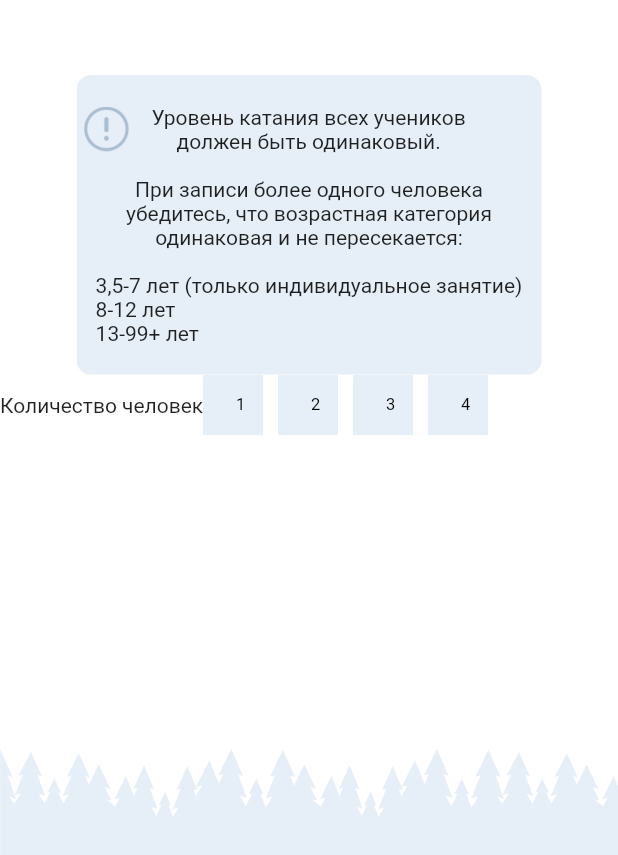
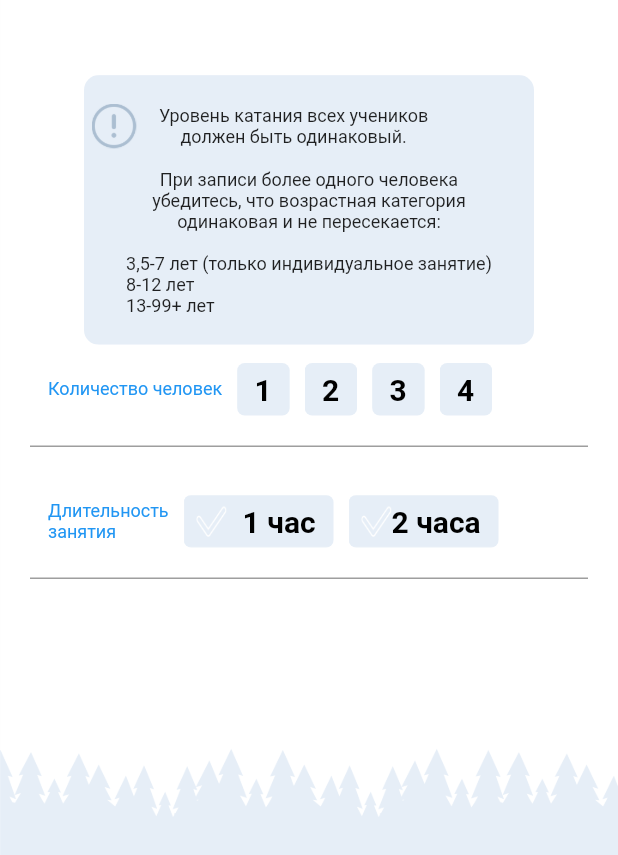
Before and after one commit to Impulseone/AcademGora, a Flutter app: the RegistrationParametersScreen screen opened directly, on a phone screen of 412 x 824 dp. Shown: the top 855 px of the screen. Run offline on Flutter 3.47's test engine with Material 2 defaults, Android fonts, the phone set to English and light mode, and no system bars; our stand-ins replace carousel_slider, expandable, flutter_calendar_carousel, pin_input_text_field; project files that could hold a hidden picture were left out.

Commit message:
select duration of scating widget completed

```diff
--- a/academ_gora/lib/main.dart
+++ b/academ_gora/lib/main.dart
@@ -14,6 +14,6 @@ class MyApp extends StatelessWidget {
         theme: ThemeData(
           primarySwatch: Colors.blue,
         ),
-        home: InstructorsListScreen());
+        home: RegistrationParametersScreen());
   }
 }
--- /dev/null
+++ b/academ_gora/lib/screens/registration/helpers_widgets/horizontal_divider.dart
@@ -0,0 +1,9 @@
+import 'package:flutter/material.dart';
+
+Widget horizontalDivider() {
+  return Container(
+    color: Colors.grey,
+    height: 1,
+    margin: EdgeInsets.only(left: 20, right: 20, top: 20, bottom: 20),
+  );
+}
--- /dev/null
+++ b/academ_gora/lib/screens/registration/helpers_widgets/reg_parameters/select_duration_widget.dart
@@ -0,0 +1,96 @@
+import 'package:academ_gora/screens/registration/registration_parameters_screen.dart';
+import 'package:academ_gora/screens/registration/registration_to_instructor_screen.dart';
+import 'package:flutter/material.dart';
+
+class SelectDurationWidget extends StatefulWidget {
+  final int selectedDuration;
+  final RegistrationParametersScreenState registrationParametersScreenState;
+
+  const SelectDurationWidget(
+      this.selectedDuration, this.registrationParametersScreenState,
+      {Key key})
+      : super(key: key);
+
+  @override
+  _SelectDurationWidgetState createState() =>
+      _SelectDurationWidgetState(selectedDuration);
+}
+
+class _SelectDurationWidgetState extends State<SelectDurationWidget> {
+  int _selectedDuration;
+
+  _SelectDurationWidgetState(this._selectedDuration);
+
+  @override
+  Widget build(BuildContext context) {
+    return Row(
+      children: [
+        _peoplesCountWidget(),
+        _countButtons(),
+      ],
+    );
+  }
+
+  Widget _peoplesCountWidget() {
+    return Container(
+        margin: EdgeInsets.only(left: 27),
+        child: Text(
+          "Длительность\nзанятия",
+          style: TextStyle(fontSize: 12, color: Colors.blue),
+        ));
+  }
+
+  Widget _countButtons() {
+    return Container(
+        margin: EdgeInsets.only(left: 10),
+        child: Row(
+          mainAxisAlignment: MainAxisAlignment.center,
+          children: [
+            _countButton(0),
+            _countButton(1, leftMargin: 10),
+          ],
+        ));
+  }
+
+  Widget _countButton(int which, {double leftMargin = 0}) {
+    return Container(
+      margin: EdgeInsets.only(left: leftMargin),
+      child: GestureDetector(
+        onTap: () => _selectCount(which),
+        child: Container(
+          decoration: BoxDecoration(
+            borderRadius: BorderRadius.all(Radius.circular(5)),
+            image: DecorationImage(
+                image: AssetImage(_createBackgroundOfCountButton(which)),
+                fit: BoxFit.fill),
+          ),
+          height: 35,
+          width: 100,
+          padding: EdgeInsets.only(right: 12),
+          alignment: Alignment.centerRight,
+          child: Text(
+            which == 0 ? "1 час" : "2 часа",
+            style: TextStyle(
+                fontSize: 20,
+                fontWeight: FontWeight.bold,
+                color: which == _selectedDuration ? Colors.white : Colors.black),
+          ),
+        ),
+      ),
+    );
+  }
+
+  void _selectCount(int which) {
+    _selectedDuration = which;
+    widget.registrationParametersScreenState.setState(() {
+      widget.registrationParametersScreenState.selectedDuration = _selectedDuration;
+    });
+    setState(() {});
+  }
+
+  String _createBackgroundOfCountButton(int which) {
+    return which == _selectedDuration
+        ? "assets/registration_to_instructor/3_e2.png"
+        : "assets/registration_to_instructor/3_e1.png";
+  }
+}
--- a/academ_gora/lib/screens/registration/helpers_widgets/reg_parameters/select_people_count.dart
+++ b/academ_gora/lib/screens/registration/helpers_widgets/reg_parameters/select_people_count_widget.dart
@@ -32,13 +32,18 @@ class _SelectPeopleCountWidgetState extends State<SelectPeopleCountWidget> {
   }
 
   Widget _peoplesCountWidget() {
-    return Row(
-      children: [Text("Количество человек")],
-    );
+    return Container(
+        margin: EdgeInsets.only(left: 27),
+        child: Text(
+          "Количество человек",
+          style: TextStyle(fontSize: 12, color: Colors.blue),
+        ));
   }
 
   Widget _countButtons() {
-    return Row(
+    return Container(
+        margin: EdgeInsets.only(left: 10),
+        child: Row(
           mainAxisAlignment: MainAxisAlignment.center,
           children: [
             _countButton(0),
@@ -46,7 +51,7 @@ class _SelectPeopleCountWidgetState extends State<SelectPeopleCountWidget> {
             _countButton(2, leftMargin: 10),
             _countButton(3, leftMargin: 10)
           ],
-    );
+        ));
   }
 
   Widget _countButton(int which, {double leftMargin = 0}) {
@@ -56,18 +61,20 @@ class _SelectPeopleCountWidgetState extends State<SelectPeopleCountWidget> {
         onTap: () => _selectCount(which),
         child: Container(
           decoration: BoxDecoration(
+            borderRadius: BorderRadius.all(Radius.circular(5)),
             image: DecorationImage(
-                image: AssetImage(_createBackgroundOfKindOfSportButton(which)),
+                image: AssetImage(_createBackgroundOfCountButton(which)),
                 fit: BoxFit.fill),
           ),
-          height: 40,
-          width: 40,
+          height: 35,
+          width: 35,
           padding: EdgeInsets.only(right: 12),
           alignment: Alignment.centerRight,
           child: Text(
             (which + 1).toString(),
             style: TextStyle(
-                fontSize: 11,
+                fontSize: 20,
+                fontWeight: FontWeight.bold,
                 color: which == _selectedCount ? Colors.white : Colors.black),
           ),
         ),
@@ -83,7 +90,7 @@ class _SelectPeopleCountWidgetState extends State<SelectPeopleCountWidget> {
     setState(() {});
   }
 
-  String _createBackgroundOfKindOfSportButton(int which) {
+  String _createBackgroundOfCountButton(int which) {
     return which == _selectedCount
         ? "assets/registration_parameters/e_4.png"
         : "assets/registration_parameters/e_1.png";
--- a/academ_gora/lib/screens/registration/registration_parameters_screen.dart
+++ b/academ_gora/lib/screens/registration/registration_parameters_screen.dart
@@ -1,7 +1,9 @@
 import 'dart:convert';
 
-import 'package:academ_gora/screens/registration/helpers_widgets/info_text.dart';
-import 'package:academ_gora/screens/registration/helpers_widgets/reg_parameters/select_people_count.dart';
+import 'package:academ_gora/screens/registration/helpers_widgets/horizontal_divider.dart';
+import 'package:academ_gora/screens/registration/helpers_widgets/reg_parameters/info_text.dart';
+import 'package:academ_gora/screens/registration/helpers_widgets/reg_parameters/select_duration_widget.dart';
+import 'package:academ_gora/screens/registration/helpers_widgets/reg_parameters/select_people_count_widget.dart';
 import 'package:flutter/material.dart';
 import 'package:flutter/services.dart';
 
@@ -14,6 +16,7 @@ class RegistrationParametersScreen extends StatefulWidget {
 class RegistrationParametersScreenState
     extends State<RegistrationParametersScreen> {
   int selectedCount;
+  int selectedDuration;
 
   @override
   Widget build(BuildContext context) {
@@ -30,7 +33,14 @@ class RegistrationParametersScreenState
               child: Column(
                 children: [
                   _infoWidget(),
-                  SelectPeopleCountWidget(selectedCount, this)
+                  Container(
+                      margin: EdgeInsets.only(top: 12, left: 5),
+                      child: SelectPeopleCountWidget(selectedCount, this)),
+                  horizontalDivider(),
+                  Container(
+                      margin: EdgeInsets.only(top: 12, left: 5),
+                      child: SelectDurationWidget(selectedDuration, this)),
+                  horizontalDivider()
                 ],
               ))),
     );
@@ -39,8 +49,8 @@ class RegistrationParametersScreenState
   Widget _infoWidget() {
     return Container(
         margin: EdgeInsets.only(top: 50),
-        width: 310,
-        height: 200,
+        width: 300,
+        height: 180,
         padding: EdgeInsets.all(5),
         decoration: BoxDecoration(
           borderRadius: BorderRadius.all(Radius.circular(10)),
@@ -63,16 +73,19 @@ class RegistrationParametersScreenState
                 Text(
                   InfoText.getLevelText(),
                   textAlign: TextAlign.center,
+                  style: TextStyle(fontSize: 12),
                 )
               ],
             ),
             Text(
               InfoText.getText(),
               textAlign: TextAlign.center,
+              style: TextStyle(fontSize: 12),
             ),
             Text(
               InfoText.getAge(),
               textAlign: TextAlign.left,
+              style: TextStyle(fontSize: 12),
             ),
           ],
         ));
--- a/academ_gora/lib/screens/registration/registration_to_instructor_screen.dart
+++ b/academ_gora/lib/screens/registration/registration_to_instructor_screen.dart
@@ -2,6 +2,7 @@ import 'package:academ_gora/screens/registration/helpers_widgets/reg_to_instruct
 import 'package:flutter/material.dart';
 import 'package:flutter/painting.dart';
 
+import 'helpers_widgets/horizontal_divider.dart';
 import 'helpers_widgets/reg_to_instructor/date_widget.dart';
 import 'helpers_widgets/reg_to_instructor/select_kind_of_sport.dart';
 
@@ -31,9 +32,9 @@ class RegistrationToInstructorScreenState
       child: Column(
         children: [
           SelectKindOfSportWidget(this, selectedKindOfSport),
-          _horizontalDivider(),
+          horizontalDivider(),
           DateWidget(this, selectedDate),
-          _horizontalDivider(),
+          horizontalDivider(),
           TimeWidget(_firstCurrentlySelected, _secondCurrentlySelected),
           _warningText(),
           _continueButton(),
@@ -48,14 +49,6 @@ class RegistrationToInstructorScreenState
         ],
       ),
     ));
-  }
-
-  Widget _horizontalDivider() {
-    return Container(
-      color: Colors.grey,
-      height: 1,
-      margin: EdgeInsets.only(left: 20, right: 20, top: 20, bottom: 20),
-    );
   }
 
   Widget _warningText() {
```
Also changed, not shown: academ_gora/lib/screens/registration/helpers_widgets/reg_parameters/info_text.dart (renamed from academ_gora/lib/screens/registration/helpers_widgets/info_text.dart). Lines whose indentation alone changed are shown as unchanged.
